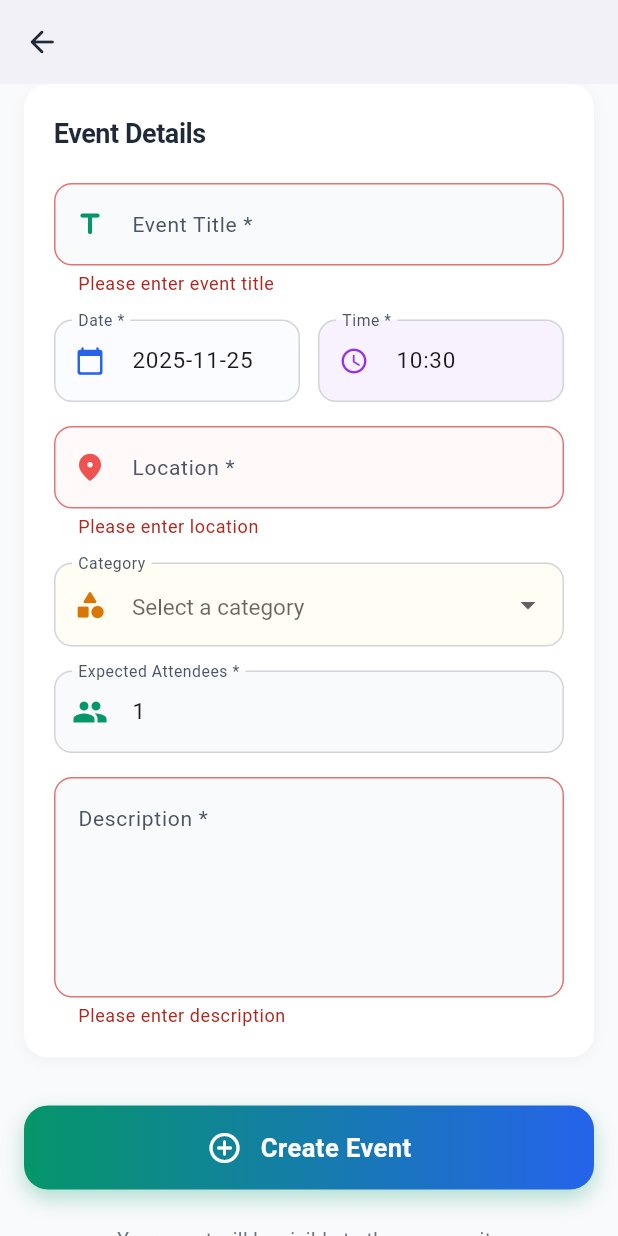
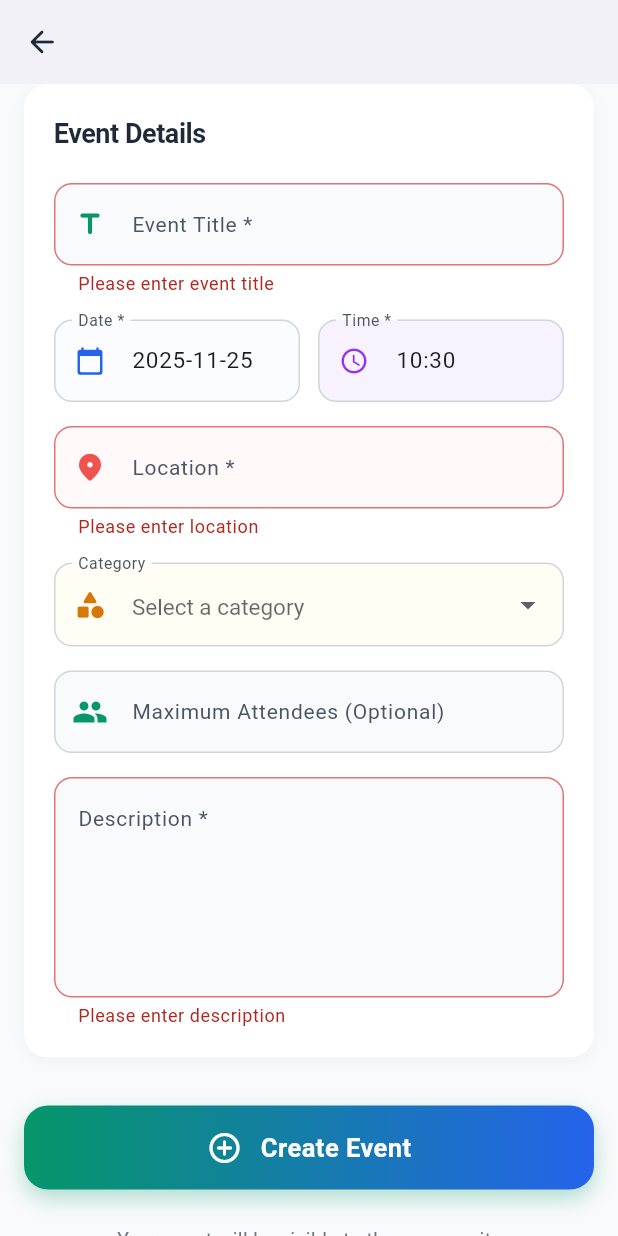
Before and after one commit to Fejiroobiku/flutter_application_1, a Flutter app: the CreateEventPage screen opened by its route, scrolled down 420 dp, after a tap on "Create Event", on a phone screen of 412 x 824 dp. Run offline on Flutter 3.47's test engine with Material 3 defaults, Android fonts, the phone set to English and light mode, and no system bars; our stand-ins replace cloud_firestore, equatable, firebase_auth, firebase_core, flutter_bloc, google_sign_in and 2 more; accounts and stored records are empty.

Commit message:
Add maximum attendees feature with optional limit

```diff
--- a/lib/data/models/event_model.dart
+++ b/lib/data/models/event_model.dart
@@ -18,6 +18,7 @@ class EventModel extends EventEntity {
     super.userId,
     required super.createdAt,
     super.attendeeIds = const [],
+    super.maxAttendees,
   });
 
   /// Convert from Firestore document
@@ -38,6 +39,7 @@ class EventModel extends EventEntity {
       userId: data['userId'],
       createdAt: (data['createdAt'] as Timestamp).toDate(),
       attendeeIds: data['attendeeIds'] != null ? List<String>.from(data['attendeeIds']) : [],
+      maxAttendees: data['maxAttendees'],
     );
   }
 
@@ -57,6 +59,7 @@ class EventModel extends EventEntity {
       'userId': userId,
       'createdAt': Timestamp.fromDate(createdAt),
       'attendeeIds': attendeeIds,
+      'maxAttendees': maxAttendees,
     };
   }
 
@@ -77,6 +80,7 @@ class EventModel extends EventEntity {
       userId: entity.userId,
       createdAt: entity.createdAt,
       attendeeIds: entity.attendeeIds,
+      maxAttendees: entity.maxAttendees,
     );
   }
 }
--- a/lib/domain/entities/event_entity.dart
+++ b/lib/domain/entities/event_entity.dart
@@ -16,6 +16,7 @@ class EventEntity extends Equatable {
   final String? userId;
   final DateTime createdAt;
   final List<String> attendeeIds; // Track user IDs who RSVP'd
+  final int? maxAttendees; // Maximum number of attendees allowed
 
   const EventEntity({
     required this.id,
@@ -32,6 +33,7 @@ class EventEntity extends Equatable {
     this.userId,
     required this.createdAt,
     this.attendeeIds = const [],
+    this.maxAttendees,
   });
 
   @override
@@ -50,5 +52,6 @@ class EventEntity extends Equatable {
         userId,
         createdAt,
         attendeeIds,
+        maxAttendees,
       ];
 }
--- a/lib/presentation/pages/create_event_page.dart
+++ b/lib/presentation/pages/create_event_page.dart
@@ -25,7 +25,7 @@ class _CreateEventPageState extends State<CreateEventPage> {
   final TextEditingController _locationController = TextEditingController();
   final TextEditingController _descriptionController = TextEditingController();
   final TextEditingController _customCategoryController = TextEditingController();
-  final TextEditingController _attendeesController = TextEditingController(text: '1');
+  final TextEditingController _maxAttendeesController = TextEditingController();
 
   XFile? _selectedImage;
   bool _isUploading = false;
@@ -47,7 +47,9 @@ class _CreateEventPageState extends State<CreateEventPage> {
     _titleController.text = event.title;
     _locationController.text = event.location;
     _descriptionController.text = event.description;
-    _attendeesController.text = event.attendees.toString();
+    if (event.maxAttendees != null) {
+      _maxAttendeesController.text = event.maxAttendees.toString();
+    }
     _selectedDate = event.date;
     _selectedTime = TimeOfDay.fromDateTime(event.date);
     _selectedCategory = event.category;
@@ -233,6 +235,10 @@ class _CreateEventPageState extends State<CreateEventPage> {
         }
 
         // Create or update event entity for Firestore
+        final int? maxAttendees = _maxAttendeesController.text.isNotEmpty
+            ? int.tryParse(_maxAttendeesController.text)
+            : null;
+
         final eventData = EventEntity(
           id: isEditing ? widget.eventToEdit!.id : DateTime.now().millisecondsSinceEpoch.toString(),
           title: _titleController.text,
@@ -241,13 +247,14 @@ class _CreateEventPageState extends State<CreateEventPage> {
           location: _locationController.text,
           description: _descriptionController.text,
           image: imageUrl,
-          attendees: int.tryParse(_attendeesController.text) ?? 1,
+          attendees: isEditing ? widget.eventToEdit!.attendeeIds.length : 0,
           organizer: authState.user.name,
           category: finalCategory,
           status: 'Upcoming',
           userId: authState.user.id,
           createdAt: isEditing ? widget.eventToEdit!.createdAt : DateTime.now(),
           attendeeIds: isEditing ? widget.eventToEdit!.attendeeIds : [],
+          maxAttendees: maxAttendees,
         );
 
         // Save to Firestore via EventBloc
@@ -706,17 +713,17 @@ class _CreateEventPageState extends State<CreateEventPage> {
                                     ],
                                   ),
 
-                                // Expected Attendees
+                                // Max Attendees
                                 TextFormField(
-                                  controller: _attendeesController,
+                                  controller: _maxAttendeesController,
                                   style: TextStyle(fontSize: 15),
                                   keyboardType: TextInputType.number,
                                   decoration: InputDecoration(
-                                    labelText: 'Expected Attendees *',
+                                    labelText: 'Maximum Attendees (Optional)',
                                     labelStyle: TextStyle(color: AppColors.gray600, fontSize: 14),
-                                    hintText: 'How many people do you expect?',
+                                    hintText: 'Leave empty for unlimited',
                                     hintStyle: TextStyle(color: AppColors.gray400),
-                                    prefixIcon: Icon(Icons.people, color: AppColors.emerald600),
+                                    prefixIcon: Icon(Icons.group, color: AppColors.emerald600),
                                     border: OutlineInputBorder(
                                       borderRadius: BorderRadius.circular(12),
                                       borderSide: BorderSide(color: AppColors.gray300),
@@ -737,12 +744,14 @@ class _CreateEventPageState extends State<CreateEventPage> {
                                     fillColor: AppColors.gray50,
                                   ),
                                   validator: (value) {
-                                    if (value == null || value.isEmpty) {
-                                      return 'Please enter expected attendees';
-                                    }
-                                    final number = int.tryParse(value);
-                                    if (number == null || number < 1) {
-                                      return 'Please enter a valid number (minimum 1)';
+                                    if (value != null && value.isNotEmpty) {
+                                      final number = int.tryParse(value);
+                                      if (number == null) {
+                                        return 'Please enter a valid number';
+                                      }
+                                      if (number < 1) {
+                                        return 'Must be at least 1';
+                                      }
                                     }
                                     return null;
                                   },
--- a/lib/presentation/widgets/event_card.dart
+++ b/lib/presentation/widgets/event_card.dart
@@ -194,7 +194,9 @@ class EventCard extends StatelessWidget {
                             ),
                             SizedBox(width: 6),
                             Text(
-                              '${event.attendees} attending',
+                              event.maxAttendees != null
+                                  ? '${event.attendees}/${event.maxAttendees}'
+                                  : '${event.attendees} attending',
                               style: TextStyle(
                                 fontSize: 13,
                                 color: AppColors.gray600,
```
Also changed, not shown: lib/presentation/pages/event_details_page.dart (+22 -3 lines).
